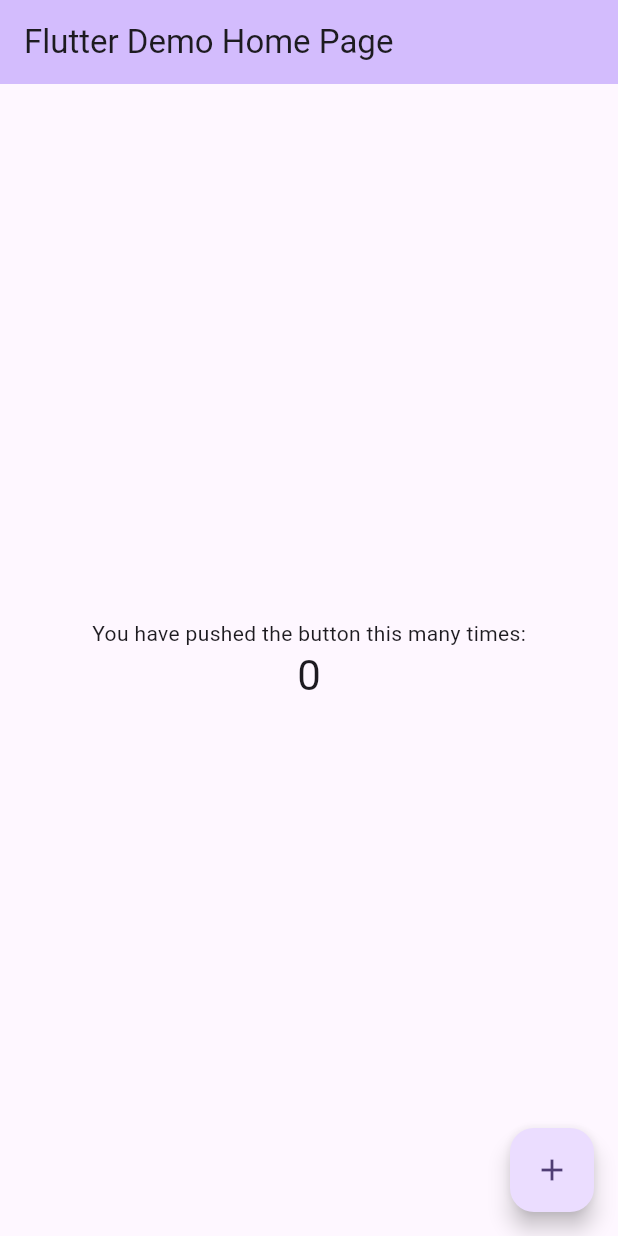
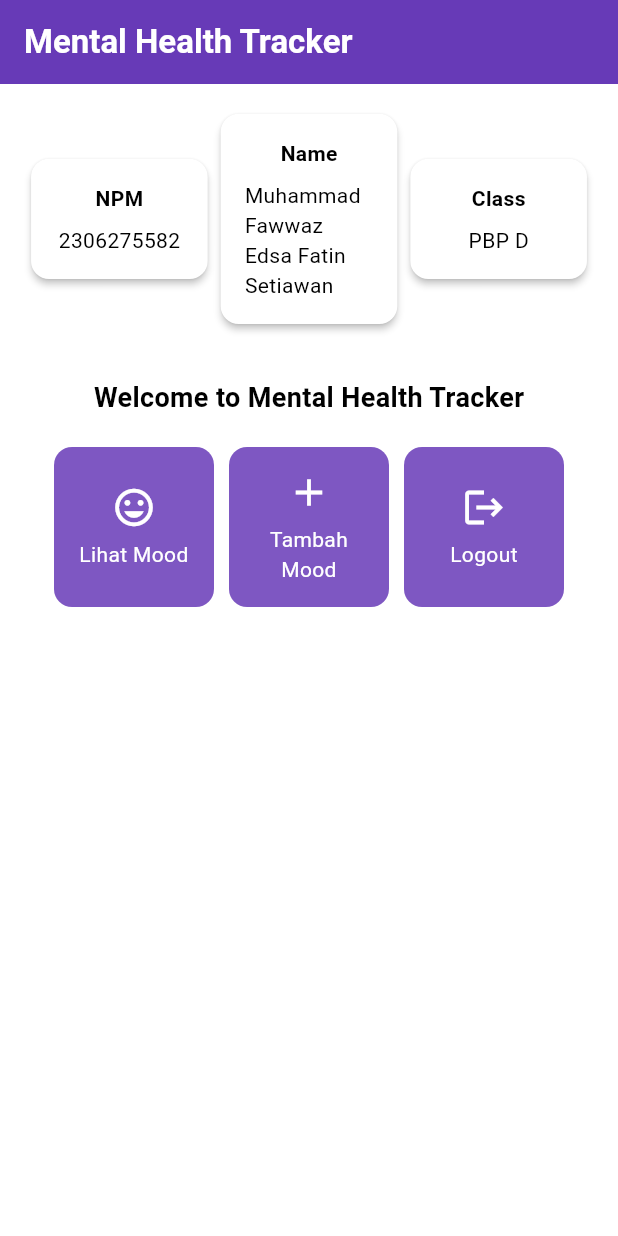
Before and after one commit to bemosumo/mental-health-tracker-mobile, a Flutter app: the screen it shows after launch, on a phone screen of 412 x 824 dp. Run offline on Flutter 3.47's test engine with Material 3 defaults, Android fonts, the phone set to English and light mode, and no system bars.

Commit message:
menyelesaikan tutorial 6

```diff
--- a/lib/main.dart
+++ b/lib/main.dart
@@ -1,4 +1,5 @@
 import 'package:flutter/material.dart';
+import 'package:mental_health_tracker/menu.dart';
 
 void main() {
   runApp(const MyApp());
@@ -28,98 +29,11 @@ class MyApp extends StatelessWidget {
         //
         // This works for code too, not just values: Most code changes can be
         // tested with just a hot reload.
-        colorScheme: ColorScheme.fromSeed(seedColor: Colors.deepPurple),
-        useMaterial3: true,
+        colorScheme: ColorScheme.fromSwatch(
+              primarySwatch: Colors.deepPurple,
+        ).copyWith(secondary: Colors.deepPurple[400]),
       ),
-      home: const MyHomePage(title: 'Flutter Demo Home Page'),
+      home: MyHomePage(),
     );
   }
 }
-
-class MyHomePage extends StatefulWidget {
-  const MyHomePage({super.key, required this.title});
-
-  // This widget is the home page of your application. It is stateful, meaning
-  // that it has a State object (defined below) that contains fields that affect
-  // how it looks.
-
-  // This class is the configuration for the state. It holds the values (in this
-  // case the title) provided by the parent (in this case the App widget) and
-  // used by the build method of the State. Fields in a Widget subclass are
-  // always marked "final".
-
-  final String title;
-
-  @override
-  State<MyHomePage> createState() => _MyHomePageState();
-}
-
-class _MyHomePageState extends State<MyHomePage> {
-  int _counter = 0;
-
-  void _incrementCounter() {
-    setState(() {
-      // This call to setState tells the Flutter framework that something has
-      // changed in this State, which causes it to rerun the build method below
-      // so that the display can reflect the updated values. If we changed
-      // _counter without calling setState(), then the build method would not be
-      // called again, and so nothing would appear to happen.
-      _counter++;
-    });
-  }
-
-  @override
-  Widget build(BuildContext context) {
-    // This method is rerun every time setState is called, for instance as done
-    // by the _incrementCounter method above.
-    //
-    // The Flutter framework has been optimized to make rerunning build methods
-    // fast, so that you can just rebuild anything that needs updating rather
-    // than having to individually change instances of widgets.
-    return Scaffold(
-      appBar: AppBar(
-        // TRY THIS: Try changing the color here to a specific color (to
-        // Colors.amber, perhaps?) and trigger a hot reload to see the AppBar
-        // change color while the other colors stay the same.
-        backgroundColor: Theme.of(context).colorScheme.inversePrimary,
-        // Here we take the value from the MyHomePage object that was created by
-        // the App.build method, and use it to set our appbar title.
-        title: Text(widget.title),
-      ),
-      body: Center(
-        // Center is a layout widget. It takes a single child and positions it
-        // in the middle of the parent.
-        child: Column(
-          // Column is also a layout widget. It takes a list of children and
-          // arranges them vertically. By default, it sizes itself to fit its
-          // children horizontally, and tries to be as tall as its parent.
-          //
-          // Column has various properties to control how it sizes itself and
-          // how it positions its children. Here we use mainAxisAlignment to
-          // center the children vertically; the main axis here is the vertical
-          // axis because Columns are vertical (the cross axis would be
-          // horizontal).
-          //
-          // TRY THIS: Invoke "debug painting" (choose the "Toggle Debug Paint"
-          // action in the IDE, or press "p" in the console), to see the
-          // wireframe for each widget.
-          mainAxisAlignment: MainAxisAlignment.center,
-          children: <Widget>[
-            const Text(
-              'You have pushed the button this many times:',
-            ),
-            Text(
-              '$_counter',
-              style: Theme.of(context).textTheme.headlineMedium,
-            ),
-          ],
-        ),
-      ),
-      floatingActionButton: FloatingActionButton(
-        onPressed: _incrementCounter,
-        tooltip: 'Increment',
-        child: const Icon(Icons.add),
-      ), // This trailing comma makes auto-formatting nicer for build methods.
-    );
-  }
-}
--- /dev/null
+++ b/lib/menu.dart
@@ -0,0 +1,186 @@
+import 'package:flutter/material.dart';
+
+class MyHomePage extends StatelessWidget {
+    MyHomePage({super.key});
+    final String npm = '2306275582'; // NPM
+    final String name = 'Muhammad Fawwaz Edsa Fatin Setiawan '; // Nama
+    final String className = 'PBP D'; // Kelas
+    final List<ItemHomepage> items = [
+    ItemHomepage("Lihat Mood", Icons.mood),
+    ItemHomepage("Tambah Mood", Icons.add),
+    ItemHomepage("Logout", Icons.logout),
+    ];
+
+  @override
+  Widget build(BuildContext context) {
+    // Scaffold menyediakan struktur dasar halaman dengan AppBar dan body.
+    return Scaffold(
+      // AppBar adalah bagian atas halaman yang menampilkan judul.
+      appBar: AppBar(
+        // Judul aplikasi "Mental Health Tracker" dengan teks putih dan tebal.
+        title: const Text(
+          'Mental Health Tracker',
+          style: TextStyle(
+            color: Colors.white,
+            fontWeight: FontWeight.bold,
+          ),
+        ),
+        // Warna latar belakang AppBar diambil dari skema warna tema aplikasi.
+        backgroundColor: Theme.of(context).colorScheme.primary,
+      ),
+      // Body halaman dengan padding di sekelilingnya.
+      body: Padding(
+        padding: const EdgeInsets.all(16.0),
+        // Menyusun widget secara vertikal dalam sebuah kolom.
+        child: Column(
+          crossAxisAlignment: CrossAxisAlignment.center,
+          children: [
+            // Row untuk menampilkan 3 InfoCard secara horizontal.
+            Row(
+              mainAxisAlignment: MainAxisAlignment.spaceEvenly,
+              children: [
+                InfoCard(title: 'NPM', content: npm),
+                InfoCard(title: 'Name', content: name),
+                InfoCard(title: 'Class', content: className),
+              ],
+            ),
+
+            // Memberikan jarak vertikal 16 unit.
+            const SizedBox(height: 16.0),
+
+            // Menempatkan widget berikutnya di tengah halaman.
+            Center(
+              child: Column(
+                // Menyusun teks dan grid item secara vertikal.
+
+                children: [
+                  // Menampilkan teks sambutan dengan gaya tebal dan ukuran 18.
+                  const Padding(
+                    padding: EdgeInsets.only(top: 16.0),
+                    child: Text(
+                      'Welcome to Mental Health Tracker',
+                      style: TextStyle(
+                        fontWeight: FontWeight.bold,
+                        fontSize: 18.0,
+                      ),
+                    ),
+                  ),
+
+                  // Grid untuk menampilkan ItemCard dalam bentuk grid 3 kolom.
+                  GridView.count(
+                    primary: true,
+                    padding: const EdgeInsets.all(20),
+                    crossAxisSpacing: 10,
+                    mainAxisSpacing: 10,
+                    crossAxisCount: 3,
+                    // Agar grid menyesuaikan tinggi kontennya.
+                    shrinkWrap: true,
+
+                    // Menampilkan ItemCard untuk setiap item dalam list items.
+                    children: items.map((ItemHomepage item) {
+                      return ItemCard(item);
+                    }).toList(),
+                  ),
+                ],
+              ),
+            ),
+          ],
+        ),
+      ),
+    );
+  }
+}
+
+class InfoCard extends StatelessWidget {
+  // Kartu informasi yang menampilkan title dan content.
+
+  final String title;  // Judul kartu.
+  final String content;  // Isi kartu.
+
+  const InfoCard({super.key, required this.title, required this.content});
+
+  @override
+  Widget build(BuildContext context) {
+    return Card(
+      // Membuat kotak kartu dengan bayangan dibawahnya.
+      elevation: 2.0,
+      child: Container(
+        // Mengatur ukuran dan jarak di dalam kartu.
+        width: MediaQuery.of(context).size.width / 3.5, // menyesuaikan dengan lebar device yang digunakan.
+        padding: const EdgeInsets.all(16.0),
+        // Menyusun title dan content secara vertikal.
+        child: Column(
+          children: [
+            Text(
+              title,
+              style: const TextStyle(fontWeight: FontWeight.bold),
+            ),
+            const SizedBox(height: 8.0),
+            Text(content),
+          ],
+        ),
+      ),
+    );
+  }
+}
+
+class ItemHomepage {
+     final String name;
+     final IconData icon;
+
+     ItemHomepage(this.name, this.icon);
+ }
+
+class ItemCard extends StatelessWidget {
+  // Menampilkan kartu dengan ikon dan nama.
+
+  final ItemHomepage item;
+
+  const ItemCard(this.item, {super.key});
+
+  @override
+  Widget build(BuildContext context) {
+    return Material(
+      // Menentukan warna latar belakang dari tema aplikasi.
+      color: Theme.of(context).colorScheme.secondary,
+      // Membuat sudut kartu melengkung.
+      borderRadius: BorderRadius.circular(12),
+
+      child: InkWell(
+        // Aksi ketika kartu ditekan.
+        onTap: () {
+          // Menampilkan pesan SnackBar saat kartu ditekan.
+          ScaffoldMessenger.of(context)
+            ..hideCurrentSnackBar()
+            ..showSnackBar(
+              SnackBar(content: Text("Kamu telah menekan tombol ${item.name}!"))
+            );
+        },
+        // Container untuk menyimpan Icon dan Text
+        child: Container(
+          padding: const EdgeInsets.all(8),
+          child: Center(
+            child: Column(
+              // Menyusun ikon dan teks di tengah kartu.
+              mainAxisAlignment: MainAxisAlignment.center,
+              children: [
+                Icon(
+                  item.icon,
+                  color: Colors.white,
+                  size: 30.0,
+                ),
+                const Padding(padding: EdgeInsets.all(3)),
+                Text(
+                  item.name,
+                  textAlign: TextAlign.center,
+                  style: const TextStyle(color: Colors.white),
+                ),
+              ],
+            ),
+          ),
+        ),
+      ),
+    );
+  }
+
+}
```
